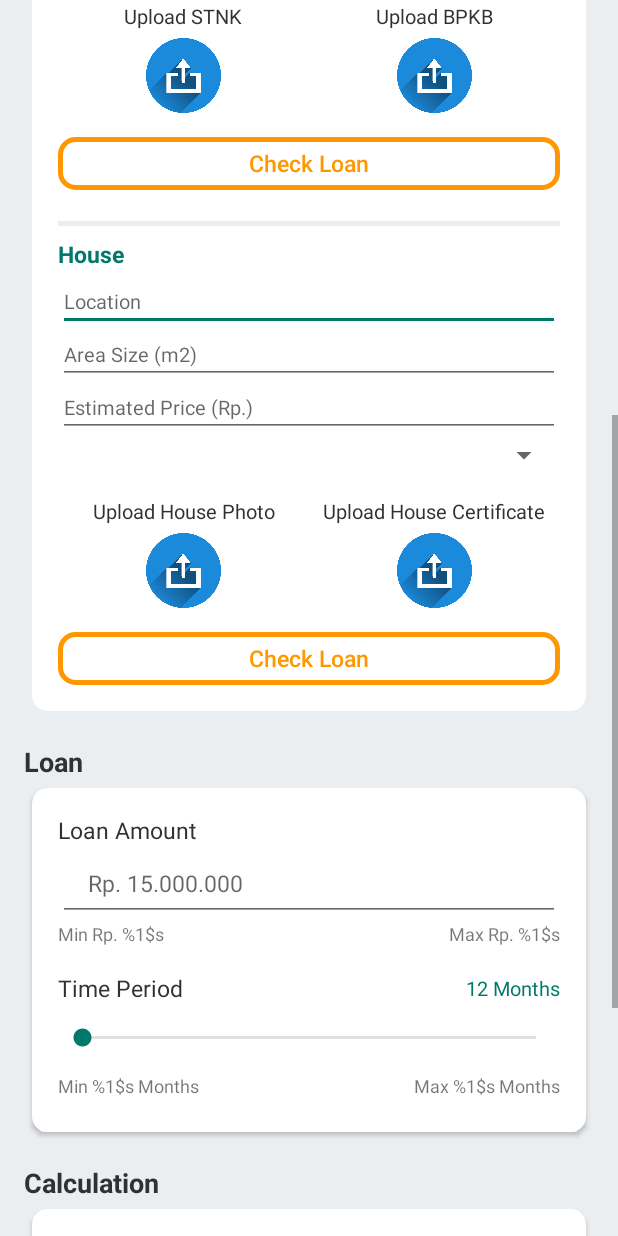
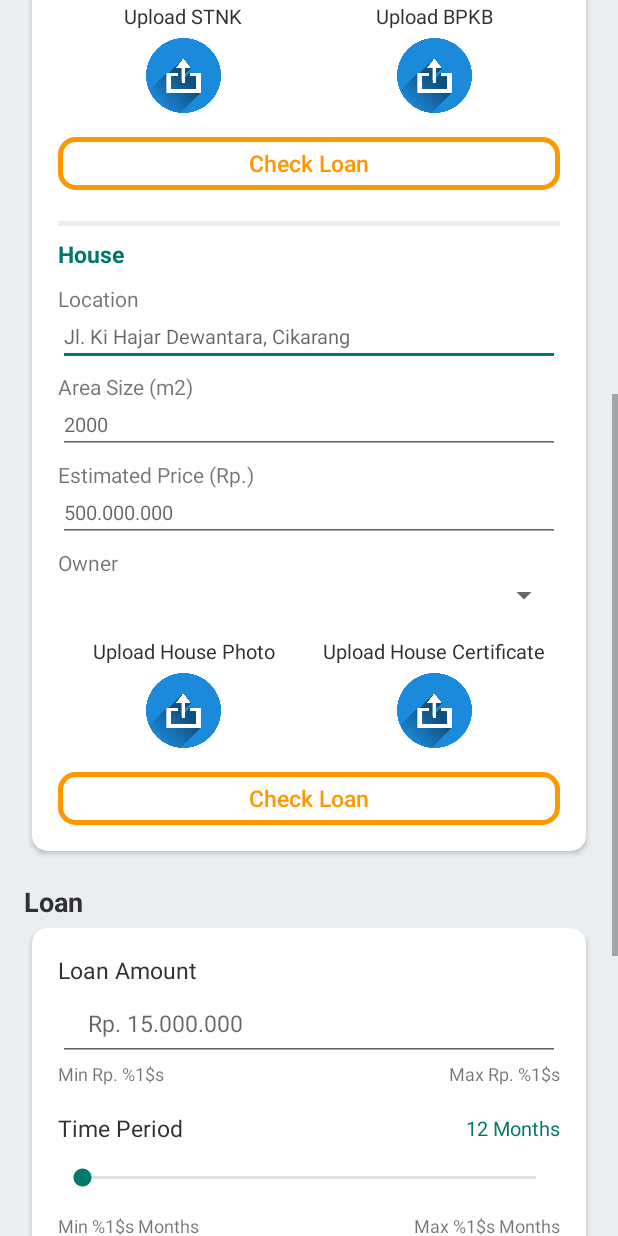
Before and after one commit to ichapredrika/OnlineLoan, an Android app: the layout activity_collateral.xml on its own in the app's theme, with its tools: preview values and no code run, scrolled down 576 dp, on a phone screen of 412 x 824 dp. Run offline under Robolectric (Android 15) with nearby library versions, the light colour scheme and no system bars; network calls fail.

Commit message:
collateral house ui edit

```diff
--- a/app/src/main/res/layout/activity_collateral.xml
+++ b/app/src/main/res/layout/activity_collateral.xml
@@ -253,28 +253,52 @@
                         android:textStyle="bold"
                         tools:text="House" />
 
+                    <TextView
+                        android:layout_width="match_parent"
+                        android:layout_height="wrap_content"
+                        android:layout_marginTop="4dp"
+                        android:text="@string/location" />
+
                     <com.google.android.material.textfield.TextInputEditText
                         android:id="@+id/txt_location"
                         android:layout_width="match_parent"
                         android:layout_height="35dp"
-                        android:hint="@string/location"
+                        android:hint="@string/jl_ki_hajar_dewantara_cikarang"
                         android:textSize="13sp" />
+
+                    <TextView
+                        android:layout_width="match_parent"
+                        android:layout_height="wrap_content"
+                        android:layout_marginTop="4dp"
+                        android:text="@string/area_size_m2" />
 
                     <com.google.android.material.textfield.TextInputEditText
                         android:id="@+id/txt_size"
                         android:layout_width="match_parent"
                         android:layout_height="35dp"
-                        android:hint="@string/area_size_m2"
+                        android:hint="@string/two_thousand"
                         android:inputType="numberDecimal"
                         android:textSize="13sp" />
+
+                    <TextView
+                        android:layout_width="match_parent"
+                        android:layout_height="wrap_content"
+                        android:layout_marginTop="4dp"
+                        android:text="@string/estimated_price_rp" />
 
                     <com.google.android.material.textfield.TextInputEditText
                         android:id="@+id/txt_estimated_price"
                         android:layout_width="match_parent"
                         android:layout_height="35dp"
-                        android:hint="@string/estimated_price_rp"
+                        android:hint="@string/_500_000_000"
                         android:inputType="number"
                         android:textSize="13sp" />
+
+                    <TextView
+                        android:layout_width="match_parent"
+                        android:layout_height="wrap_content"
+                        android:layout_marginTop="4dp"
+                        android:text="@string/owner" />
 
                     <Spinner
                         android:id="@+id/sp_house_owner"
--- a/app/src/main/res/values/strings.xml
+++ b/app/src/main/res/values/strings.xml
@@ -89,4 +89,8 @@
     <string name="pembayaran_cicilan_ke">Pay the loan to:</string>
     <string name="_563343656235575642">563343656235575642</string>
     <string name="rp_15_000_000">Rp. 15.000.000</string>
+    <string name="jl_ki_hajar_dewantara_cikarang">Jl. Ki Hajar Dewantara, Cikarang</string>
+    <string name="two_thousand">2000</string>
+    <string name="_500_000_000">500.000.000</string>
+    <string name="owner">Owner</string>
 </resources>
```
